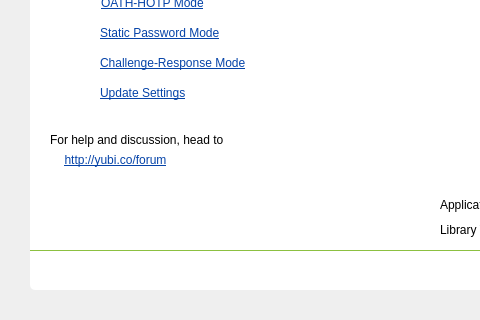
Qt form src/ui/aboutpage.ui (Yubico/yubikey-personalization-gui) before a commit; both pictures show x 0 to 480 and y 240 to 560 of the 730 by 650 pixel window.
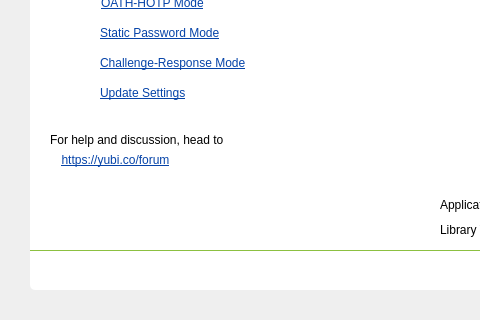
The same form after that commit. Icons and pictures are not drawn.

Commit message: various http -> https

What changed in the file:
```diff
--- a/src/ui/aboutpage.ui
+++ b/src/ui/aboutpage.ui
@@ -475,7 +475,7 @@
 color: rgb(5, 67, 168);</string>
     </property>
     <property name="text">
-     <string>http://yubi.co/forum</string>
+     <string>https://yubi.co/forum</string>
     </property>
     <property name="autoDefault">
      <bool>false</bool>
```
The commit also changes 3 other files.
